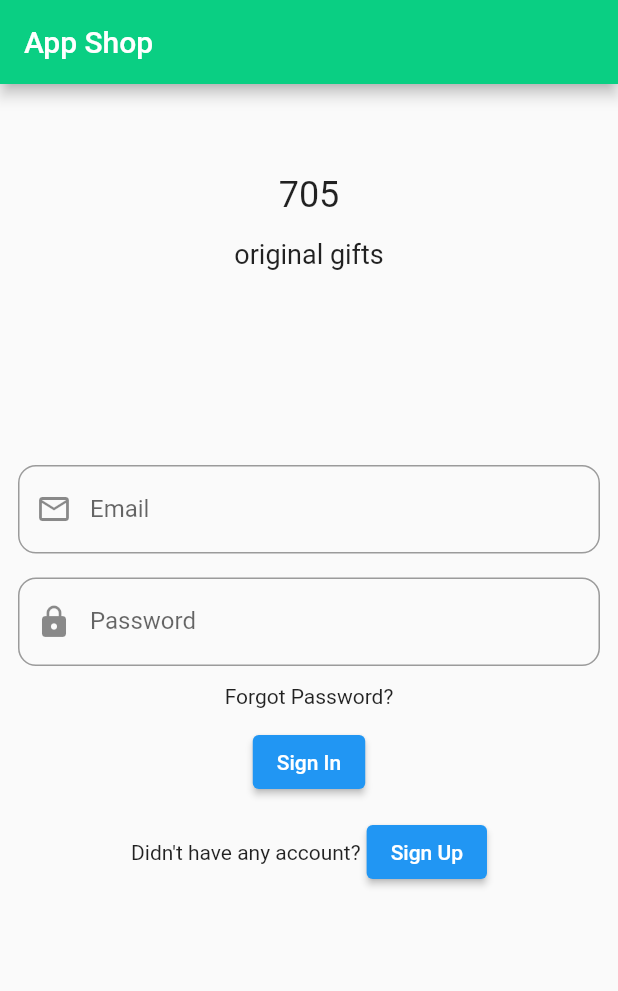
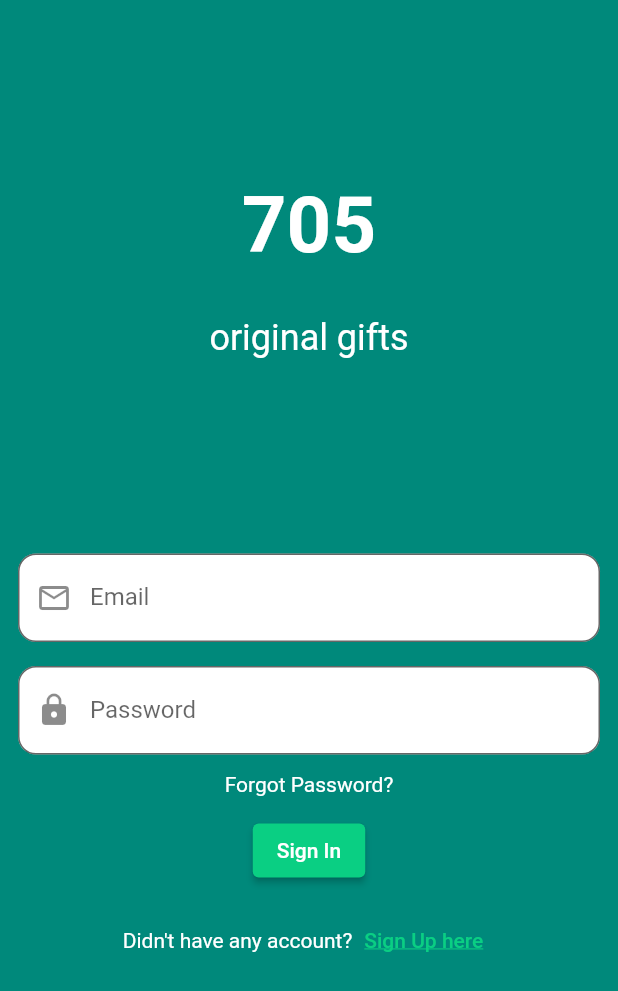
Before and after one commit to VladKodletov/ecom_705_original_gifts, a Flutter app: the screen it shows after launch, after a tap on "Sign In", on a phone screen of 412 x 824 dp. Shown: the top 991 px of the screen. Run offline on Flutter 3.47's test engine with Material 2 defaults, Android fonts, the phone set to English and light mode, and no system bars.

Commit message:
add color Text

```diff
--- a/lib/main.dart
+++ b/lib/main.dart
@@ -8,10 +8,13 @@ void main() {
       debugShowCheckedModeBanner: false,
       home: const ScreenAuth(),
       theme: ThemeData(
-        appBarTheme: const AppBarTheme(
-          backgroundColor: Color(0xFF0ACF83),
-        ),
-      ),
+
+
+          //   appBarTheme: const AppBarTheme(
+          //     backgroundColor: Color(0xFF0ACF83),
+          //   ),
+          // ),
+          ),
     ),
   );
 }
--- a/lib/screens/authent.dart
+++ b/lib/screens/authent.dart
@@ -11,9 +11,10 @@ class _ScreenAuthState extends State<ScreenAuth> {
   @override
   Widget build(BuildContext context) {
     return Scaffold(
-      appBar: AppBar(
-        title: const Text('App Shop'),
-      ),
+      backgroundColor: Colors.teal[600],
+      // appBar: AppBar(
+      //   title: const Text('App Shop'),
+      // ),
       body: const HeaderPage(),
     );
   }
@@ -27,20 +28,21 @@ class HeaderPage extends StatelessWidget {
     return Padding(
       padding: const EdgeInsets.symmetric(horizontal: 12),
       child: Column(
-        children: const [
+        children: [
           SizedBox(
-            height: 60,
+            height: 120,
           ),
           Text(
             '705',
-            style: TextStyle(fontSize: 24),
+            style: TextStyle(
+                fontSize: 52, fontWeight: FontWeight.bold, color: Colors.white),
           ),
           SizedBox(
-            height: 15,
+            height: 30,
           ),
           Text(
             'original gifts',
-            style: TextStyle(fontSize: 18),
+            style: TextStyle(fontSize: 24, color: Colors.white),
           ),
           SizedBox(
             height: 130,
@@ -66,6 +68,8 @@ class _AuthInputFormState extends State<AuthInputForm> {
       children: [
         TextField(
           decoration: InputDecoration(
+              fillColor: Colors.white,
+              filled: true,
               prefixIcon: const Icon(
                 Icons.mail_outline,
               ),
@@ -79,6 +83,8 @@ class _AuthInputFormState extends State<AuthInputForm> {
         ),
         TextField(
           decoration: InputDecoration(
+            fillColor: Colors.white,
+            filled: true,
             prefixIcon: const Icon(
               Icons.lock,
             ),
@@ -91,11 +97,17 @@ class _AuthInputFormState extends State<AuthInputForm> {
         const SizedBox(
           height: 12,
         ),
-        const Text('Forgot Password?'),
+        const Text(
+          'Forgot Password?',
+          style: TextStyle(color: Colors.white),
+        ),
         const SizedBox(
           height: 12,
         ),
         ElevatedButton(
+          style: ElevatedButton.styleFrom(
+            primary: Color(0xFF0ACF83),
+          ),
           onPressed: () {},
           child: const Text('Sign In'),
         ),
@@ -105,16 +117,21 @@ class _AuthInputFormState extends State<AuthInputForm> {
         Row(
           mainAxisAlignment: MainAxisAlignment.center,
           children: [
-            const Text("Didn't have any account?"),
-            const SizedBox(
-              width: 4,
-            ),
-            ElevatedButton(
+            const Text("Didn't have any account?",
+                style: TextStyle(color: Colors.white)),
+            const SizedBox(),
+            TextButton(
               onPressed: () {},
-              child: const Text('Sign Up'),
+              child: const Text(
+                'Sign Up here',
+                style: TextStyle(
+                  decoration: TextDecoration.underline,
+                  color: Color(0xFF0ACF83),
+                ),
+              ),
             ),
           ],
-        )
+        ),
       ],
     );
   }
```
